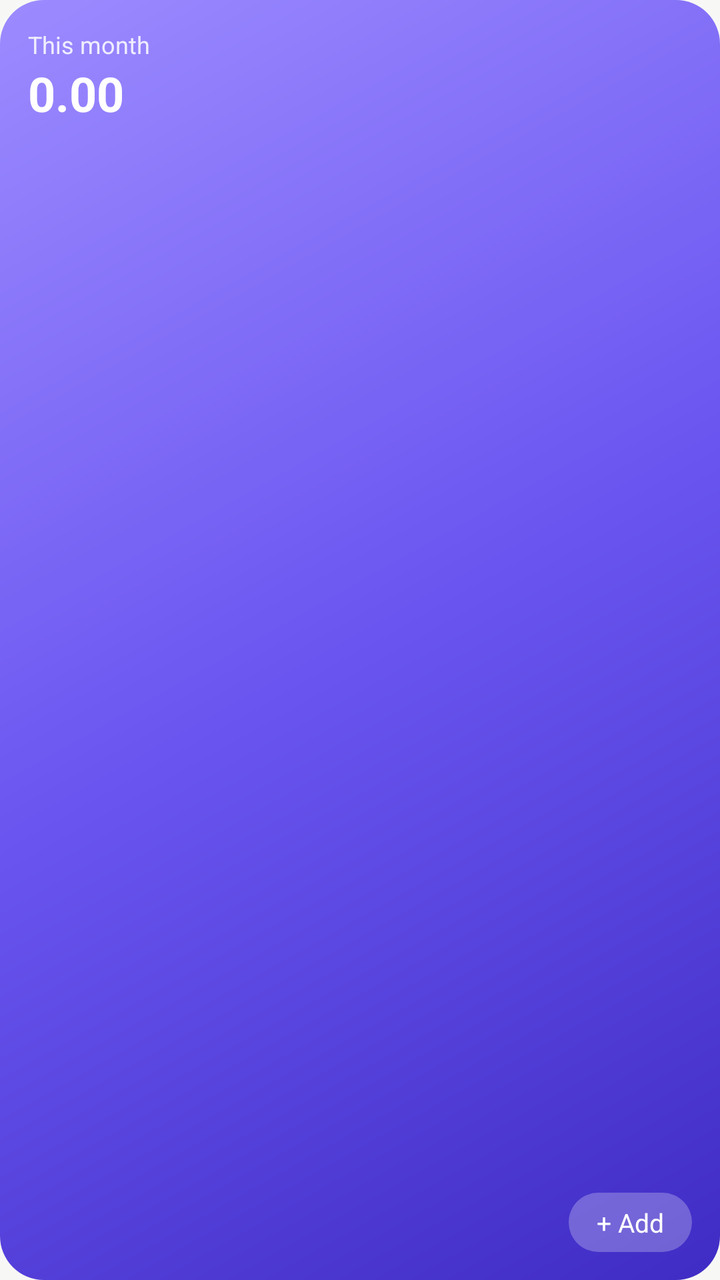
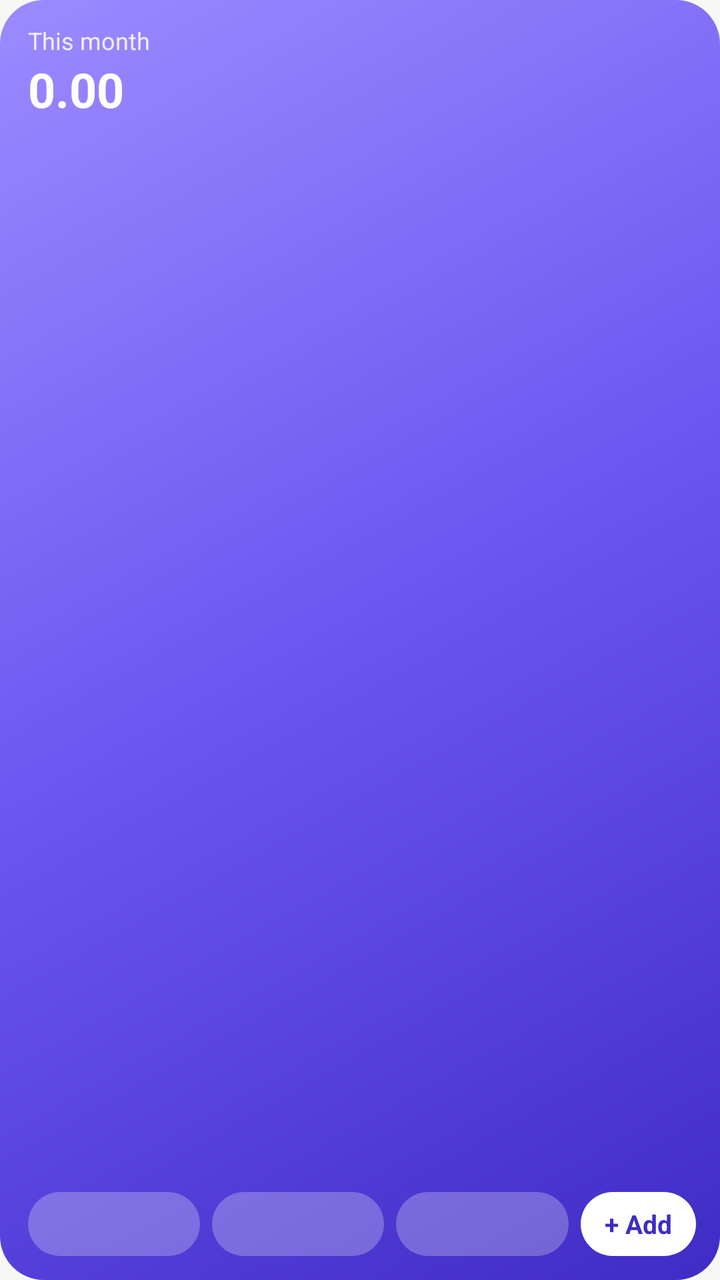

Screens rendered from an Android XML layout before and after an edit, with the pre-edit source and the edit as a unified diff.
<!-- AndroidManifest.xml: application theme AppTheme -->
<!-- res/layout/widget_summary.xml -->
<?xml version="1.0" encoding="utf-8"?>
<LinearLayout xmlns:android="http://schemas.android.com/apk/res/android"
    android:id="@+id/widget_root"
    android:layout_width="match_parent"
    android:layout_height="match_parent"
    android:background="@drawable/widget_bg"
    android:orientation="vertical"
    android:padding="14dp">

    <TextView
        android:id="@+id/widget_title"
        android:layout_width="wrap_content"
        android:layout_height="wrap_content"
        android:text="@string/widget_name"
        android:textColor="#D9FFFFFF"
        android:textSize="12sp" />

    <TextView
        android:id="@+id/widget_month"
        android:layout_width="wrap_content"
        android:layout_height="wrap_content"
        android:maxLines="1"
        android:text="0.00"
        android:textColor="#FFFFFFFF"
        android:textSize="24sp"
        android:textStyle="bold" />

    <TextView
        android:id="@+id/widget_detail"
        android:layout_width="match_parent"
        android:layout_height="0dp"
        android:layout_weight="1"
        android:maxLines="2"
        android:text=""
        android:textColor="#CCFFFFFF"
        android:textSize="12sp" />

    <TextView
        android:id="@+id/widget_add"
        android:layout_width="wrap_content"
        android:layout_height="wrap_content"
        android:layout_gravity="end"
        android:background="@drawable/widget_btn"
        android:paddingStart="14dp"
        android:paddingTop="6dp"
        android:paddingEnd="14dp"
        android:paddingBottom="6dp"
        android:text="@string/widget_add"
        android:textColor="#FFFFFFFF"
        android:textSize="13sp" />
</LinearLayout>
<!-- resources referenced by this layout -->
<resources>
  <!-- drawable widget_bg (drawable) -->
  <?xml version="1.0" encoding="utf-8"?>
  <shape xmlns:android="http://schemas.android.com/apk/res/android" android:shape="rectangle">
      <corners android:radius="22dp" />
      <gradient
          android:angle="315"
          android:centerColor="#FF6A55F0"
          android:endColor="#FF3F2CC4"
          android:startColor="#FF9C8BFF" />
  </shape>
  <!-- drawable widget_btn (drawable) -->
  <?xml version="1.0" encoding="utf-8"?>
  <shape xmlns:android="http://schemas.android.com/apk/res/android" android:shape="rectangle">
      <corners android:radius="16dp" />
      <solid android:color="#40FFFFFF" />
  </shape>
  <string name="widget_add">+ Add</string>
  <string name="widget_name">This month</string>
  <style name="AppTheme" parent="android:Theme.Material.Light.NoActionBar">
          <item name="android:windowBackground">@color/window_bg</item>
          <item name="android:statusBarColor">@android:color/transparent</item>
          <item name="android:navigationBarColor">@android:color/transparent</item>
      </style>
  <color name="window_bg">#FFF7F8F6</color>
</resources>

<!-- the commit's change to res/layout/widget_summary.xml (unified diff, before → after) -->
@@ -5,47 +5,109 @@
     android:layout_height="match_parent"
     android:background="@drawable/widget_bg"
     android:orientation="vertical"
-    android:padding="14dp">
+    android:paddingStart="14dp"
+    android:paddingTop="12dp"
+    android:paddingEnd="12dp"
+    android:paddingBottom="12dp">
+
+    <LinearLayout
+        android:layout_width="match_parent"
+        android:layout_height="wrap_content"
+        android:gravity="center_vertical"
+        android:orientation="horizontal">
+
+        <LinearLayout
+            android:layout_width="0dp"
+            android:layout_height="wrap_content"
+            android:layout_weight="1"
+            android:orientation="vertical">
+
+            <TextView
+                android:id="@+id/widget_title"
+                android:layout_width="wrap_content"
+                android:layout_height="wrap_content"
+                android:maxLines="1"
+                android:text="@string/widget_name"
+                android:textColor="#D9FFFFFF"
+                android:textSize="12sp" />
+
+            <TextView
+                android:id="@+id/widget_month"
+                android:layout_width="wrap_content"
+                android:layout_height="wrap_content"
+                android:maxLines="1"
+                android:text="0.00"
+                android:textColor="#FFFFFFFF"
+                android:textSize="24sp"
+                android:textStyle="bold" />
+
+            <TextView
+                android:id="@+id/widget_detail"
+                android:layout_width="wrap_content"
+                android:layout_height="wrap_content"
+                android:ellipsize="end"
+                android:maxLines="1"
+                android:text=""
+                android:textColor="#CCFFFFFF"
+                android:textSize="11sp" />
+        </LinearLayout>
+
+        <ImageView
+            android:id="@+id/widget_ring"
+            android:layout_width="60dp"
+            android:layout_height="60dp"
+            android:contentDescription="@null"
+            android:scaleType="fitCenter" />
+    </LinearLayout>
+
+    <ImageView
+        android:id="@+id/widget_bars"
+        android:layout_width="match_parent"
+        android:layout_height="0dp"
+        android:layout_marginTop="6dp"
+        android:layout_weight="1"
+        android:contentDescription="@null"
+        android:maxHeight="34dp"
+        android:scaleType="fitXY" />
 
     <TextView
-        android:id="@+id/widget_title"
-        android:layout_width="wrap_content"
-        android:layout_height="wrap_content"
-        android:text="@string/widget_name"
-        android:textColor="#D9FFFFFF"
-        android:textSize="12sp" />
-
-    <TextView
-        android:id="@+id/widget_month"
-        android:layout_width="wrap_content"
-        android:layout_height="wrap_content"
-        android:maxLines="1"
-        android:text="0.00"
-        android:textColor="#FFFFFFFF"
-        android:textSize="24sp"
-        android:textStyle="bold" />
-
-    <TextView
-        android:id="@+id/widget_detail"
+        android:id="@+id/widget_pending"
         android:layout_width="match_parent"
         android:layout_height="0dp"
+        android:layout_marginTop="6dp"
         android:layout_weight="1"
-        android:maxLines="2"
+        android:background="@drawable/widget_pending"
+        android:gravity="center_vertical"
+        android:maxLines="1"
+        android:paddingStart="12dp"
+        android:paddingEnd="12dp"
         android:text=""
-        android:textColor="#CCFFFFFF"
-        android:textSize="12sp" />
+        android:textColor="#FF3F2CC4"
+        android:textSize="12sp"
+        android:textStyle="bold"
+        android:visibility="gone" />
 
-    <TextView
-        android:id="@+id/widget_add"
-        android:layout_width="wrap_content"
-        android:layout_height="wrap_content"
-        android:layout_gravity="end"
-        android:background="@drawable/widget_btn"
-        android:paddingStart="14dp"
-        android:paddingTop="6dp"
-        android:paddingEnd="14dp"
-        android:paddingBottom="6dp"
-        android:text="@string/widget_add"
-        android:textColor="#FFFFFFFF"
-        android:textSize="13sp" />
+    <LinearLayout
+        android:layout_width="match_parent"
+        android:layout_height="32dp"
+        android:layout_marginTop="8dp"
+        android:orientation="horizontal">
+
+        <TextView android:id="@+id/widget_q1" style="@style/WidgetChip" />
+        <TextView android:id="@+id/widget_q2" style="@style/WidgetChip" />
+        <TextView android:id="@+id/widget_q3" style="@style/WidgetChip" />
+
+        <TextView
+            android:id="@+id/widget_add"
+            android:layout_width="wrap_content"
+            android:layout_height="match_parent"
+            android:background="@drawable/widget_btn_solid"
+            android:gravity="center"
+            android:paddingStart="12dp"
+            android:paddingEnd="12dp"
+            android:text="@string/widget_add"
+            android:textColor="#FF3F2CC4"
+            android:textSize="13sp"
+            android:textStyle="bold" />
+    </LinearLayout>
 </LinearLayout>
<!-- resource entries referenced after the edit -->
@@ -10,6 +10,18 @@
           android:endColor="#FF3F2CC4"
           android:startColor="#FF9C8BFF" />
   </shape>
+  <!-- drawable widget_btn_solid (drawable) -->
+  <?xml version="1.0" encoding="utf-8"?>
+  <shape xmlns:android="http://schemas.android.com/apk/res/android" android:shape="rectangle">
+      <corners android:radius="17dp" />
+      <solid android:color="#FFFFFFFF" />
+  </shape>
+  <!-- drawable widget_pending (drawable) -->
+  <?xml version="1.0" encoding="utf-8"?>
+  <shape xmlns:android="http://schemas.android.com/apk/res/android" android:shape="rectangle">
+      <corners android:radius="17dp" />
+      <gradient android:angle="0" android:startColor="#FFF4F1FF" android:endColor="#FFDCD4FF" />
+  </shape>
   <!-- drawable widget_btn (drawable) -->
   <?xml version="1.0" encoding="utf-8"?>
   <shape xmlns:android="http://schemas.android.com/apk/res/android" android:shape="rectangle">
@@ -18,6 +30,18 @@
   </shape>
   <string name="widget_add">+ Add</string>
   <string name="widget_name">This month</string>
+  <style name="WidgetChip">
+          <item name="android:layout_width">0dp</item>
+          <item name="android:layout_height">match_parent</item>
+          <item name="android:layout_weight">1</item>
+          <item name="android:layout_marginEnd">6dp</item>
+          <item name="android:background">@drawable/widget_btn</item>
+          <item name="android:gravity">center</item>
+          <item name="android:maxLines">1</item>
+          <item name="android:textColor">#FFFFFFFF</item>
+          <item name="android:textSize">13sp</item>
+          <item name="android:textStyle">bold</item>
+      </style>
   <style name="AppTheme" parent="android:Theme.Material.Light.NoActionBar">
           <item name="android:windowBackground">@color/window_bg</item>
           <item name="android:statusBarColor">@android:color/transparent</item>
